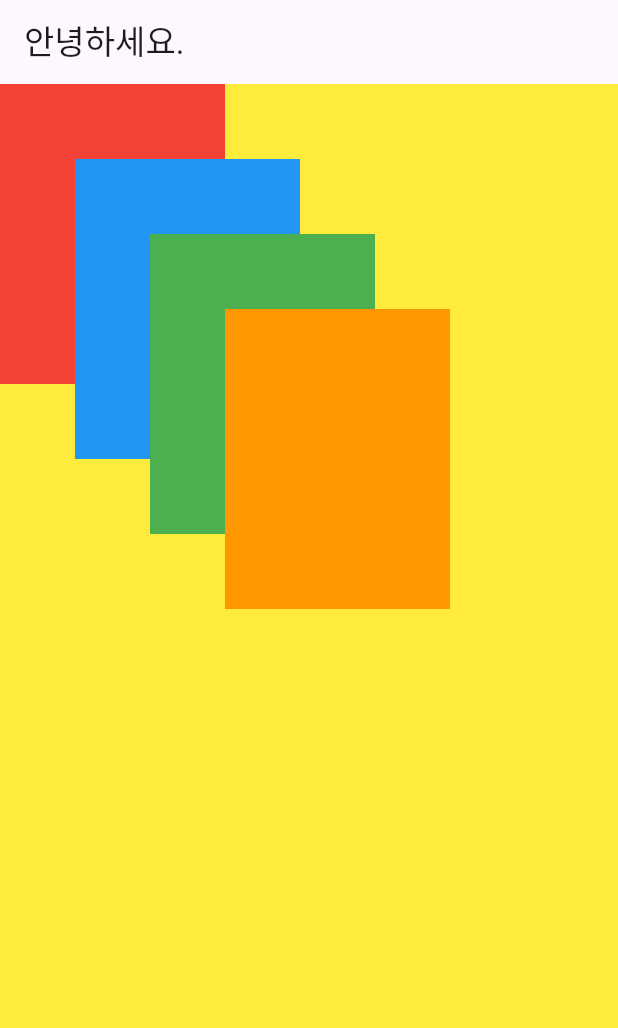
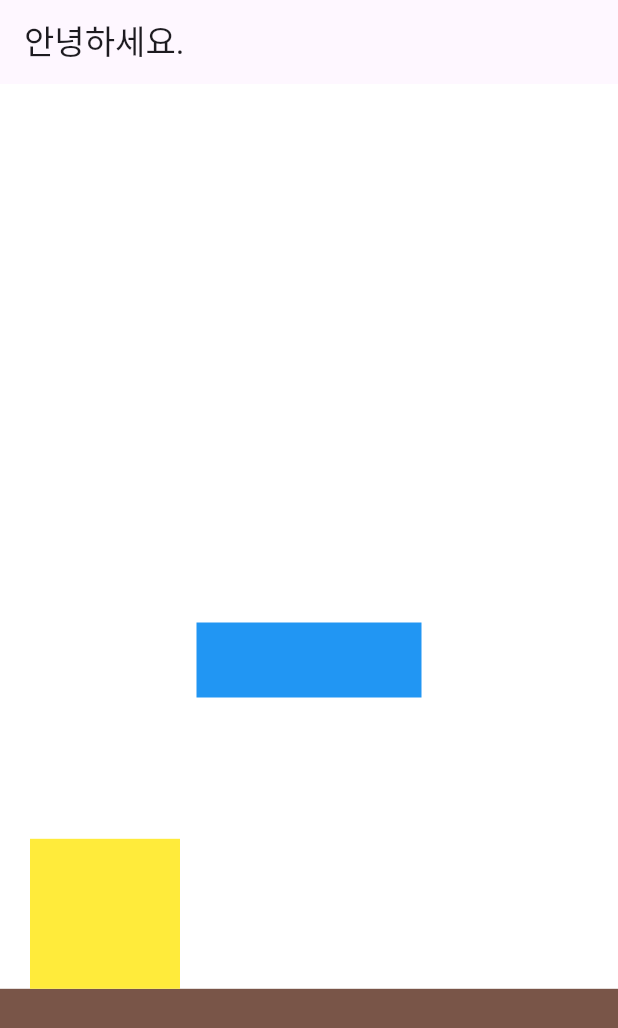
Before and after one commit to jjungwooseo/Flutter, a Flutter app: the screen it shows after launch, on a phone screen of 412 x 824 dp. Shown: the top 1028 px of the screen. Run offline on Flutter 3.47's test engine with Material 3 defaults, Android fonts, the phone set to English and light mode, and no system bars.

Commit message:
7_30일 도형만들기

```diff
--- a/lib/main.dart
+++ b/lib/main.dart
@@ -1,5 +1,5 @@
 import 'package:flutter/material.dart';
-import 'stack.dart';
+import 'stack_2.dart';
 
 void main() {
   runApp(const MyApp());
--- /dev/null
+++ b/lib/stack_2.dart
@@ -0,0 +1,62 @@
+import 'package:flutter/material.dart';
+
+class MyHomePage extends StatefulWidget {
+  const MyHomePage({super.key});
+
+  @override
+  State<MyHomePage> createState() => _MyHomePageState();
+}
+
+class _MyHomePageState extends State<MyHomePage> {
+  @override
+  Widget build(BuildContext context) {
+    return Scaffold(
+      appBar: AppBar(
+        title: const Text("안녕하세요."),
+      ),
+      body: Container(
+        width: MediaQuery.of(context).size.width,
+        height: MediaQuery.of(context).size.height,
+        color: Colors.white,
+        child: Stack(
+          children: [
+            // 맨 아래 갈색 배경
+            Positioned(
+              bottom: 0,
+              left: 0,
+              right: 0,
+              child: Container(
+                height: MediaQuery.of(context).size.height / 5,
+                color: Colors.brown,
+              ),
+            ),
+            // 중앙의 푸른색 도형
+            Center(
+              child: Container(
+                width: 150,
+                height: 50,
+                color: Colors.blue,
+              ),
+            ),
+            // 왼쪽 갈색 위의 노란색 도형
+            Positioned(
+              bottom: MediaQuery.of(context).size.height / 5,
+              left: 20, // 원하는 위치로 조정 가능
+              child: Container(
+                width: 100,
+                height: 100,
+                color: Colors.yellow,
+              ),
+            ),
+          ],
+        ),
+      ),
+    );
+  }
+}
+
+void main() {
+  runApp(const MaterialApp(
+    home: MyHomePage(),
+  ));
+}
```
